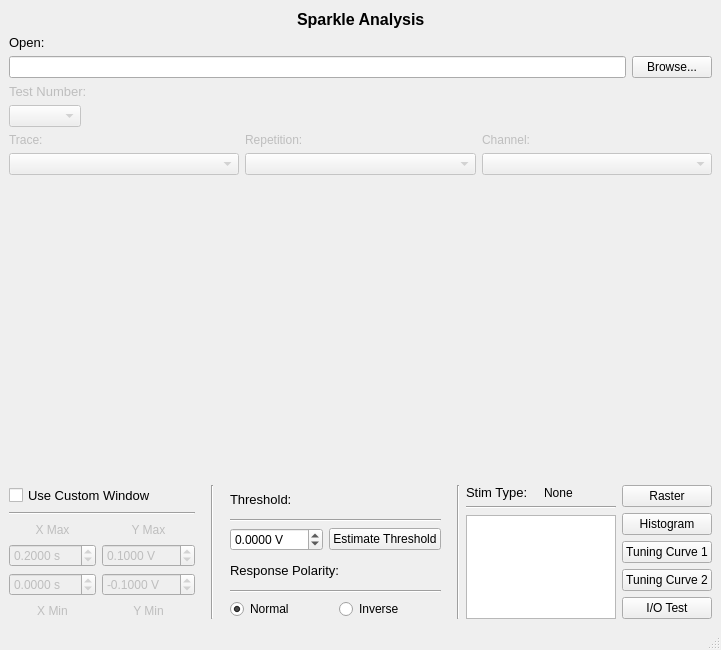
portfors-lab/SparkleAnalysis, file main.ui: the form before one commit.
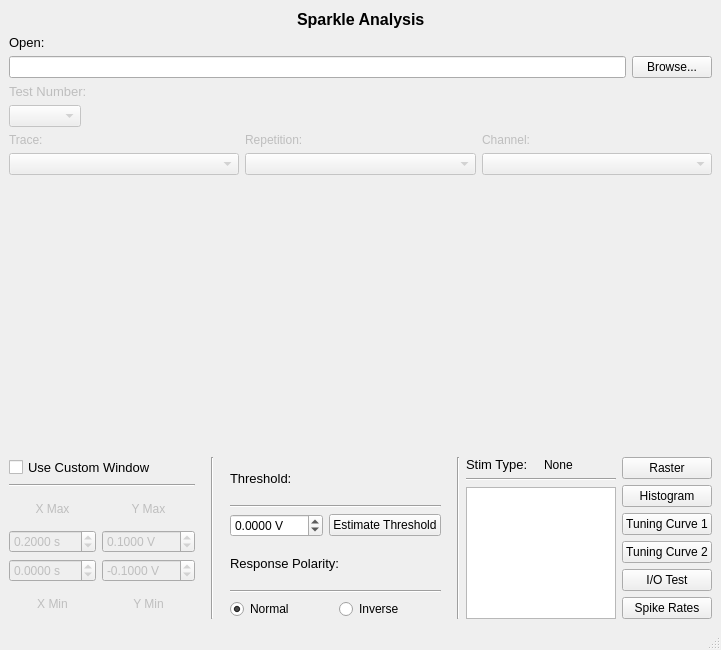
The form after the commit. Icons and pictures are not drawn. Custom widgets are drawn as their Qt base class.

Commit message: Started adding components for graphing spike rates. Added tooltips to the current analysis buttons.

Diff of the .ui file:
```diff
--- a/main.ui
+++ b/main.ui
@@ -642,6 +642,16 @@
           </property>
          </widget>
         </item>
+        <item row="5" column="0">
+         <widget class="QPushButton" name="pushButton_spike_rates">
+          <property name="toolTip">
+           <string>Opens a window for creating spike rate plots.</string>
+          </property>
+          <property name="text">
+           <string>Spike Rates</string>
+          </property>
+         </widget>
+        </item>
        </layout>
       </item>
      </layout>
```
Left out of the diff: 21 changed lines with no effect on the pictures. The commit also changes 4 other files.
